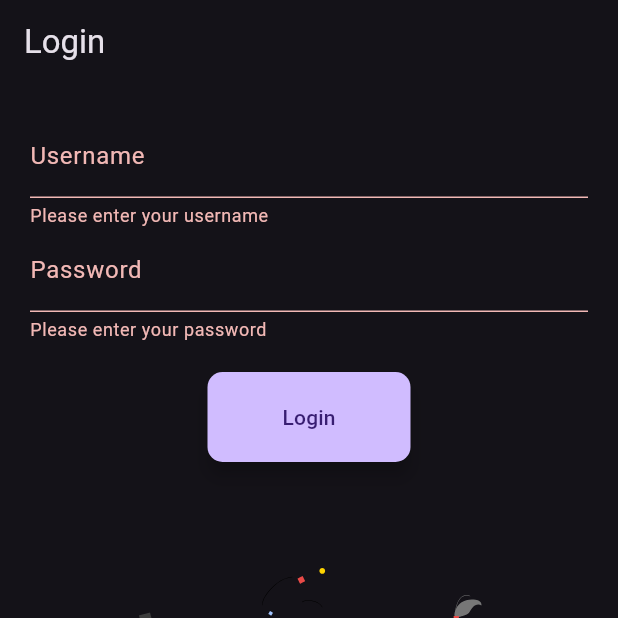
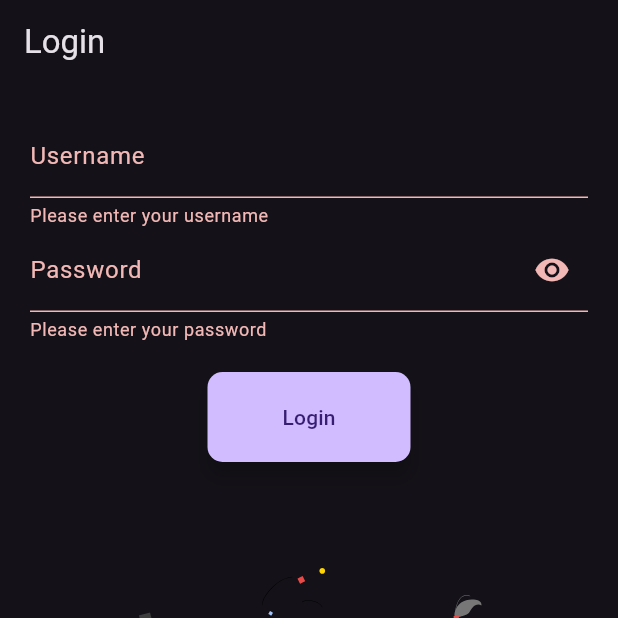
Before and after one commit to Vluurie/NextVertretung, a Flutter app: the screen it shows after launch, after a tap on "Login", on a phone screen of 412 x 824 dp, the top half of it. Run offline on Flutter 3.47's test engine with Material 3 defaults, Android fonts, the light colour scheme and no system bars; our stand-ins replace connectivity, equatable, flutter_bloc, flutter_dotenv, flutter_local_notifications, flutter_secure_storage and 3 more; missing offline and left inert: app_settings, workmanager; accounts and stored records are empty; network calls fail; statements that could not run were skipped.

Commit message:
added requested feature: add Password verification button eye

```diff
--- /dev/null
+++ b/lib/ui/pages/child_ui/password_field.dart
@@ -0,0 +1,44 @@
+import 'package:flutter/material.dart';
+
+class PasswordField extends StatefulWidget {
+  final TextEditingController controller;
+
+  const PasswordField({super.key, required this.controller});
+
+  @override
+  PasswordFieldState createState() => PasswordFieldState();
+}
+
+class PasswordFieldState extends State<PasswordField> {
+  bool _obscureText = true;
+
+  void _toggleVisibility(bool visible) {
+    setState(() {
+      _obscureText = !visible;
+    });
+  }
+
+  @override
+  Widget build(BuildContext context) {
+    return TextFormField(
+      controller: widget.controller,
+      obscureText: _obscureText,
+      decoration: InputDecoration(
+        labelText: 'Password',
+        suffixIcon: GestureDetector(
+          onLongPressStart: (_) => _toggleVisibility(true),
+          onLongPressEnd: (_) => _toggleVisibility(false),
+          child: Icon(
+            _obscureText ? Icons.visibility : Icons.visibility_off,
+          ),
+        ),
+      ),
+      validator: (value) {
+        if (value == null || value.isEmpty) {
+          return 'Please enter your password';
+        }
+        return null;
+      },
+    );
+  }
+}
--- a/lib/ui/pages/login_page.dart
+++ b/lib/ui/pages/login_page.dart
@@ -9,6 +9,7 @@ import 'package:next_cloud_plans/database/database.dart';
 import 'package:next_cloud_plans/model/substitution_plan.dart';
 import 'package:next_cloud_plans/repository/user_repository.dart';
 import 'package:next_cloud_plans/ui/pages/child_ui/custom_button.dart';
+import 'package:next_cloud_plans/ui/pages/child_ui/password_field.dart';
 import 'package:next_cloud_plans/ui/pages/hints/snackbar.dart';
 import 'package:next_cloud_plans/ui/pages/search_page.dart';
 import 'package:next_cloud_plans/ui/pages/substitution_plan_page.dart';
@@ -160,18 +161,7 @@ class LoginPageState extends State<LoginPage> {
                             return null;
                           },
                         ),
-                        TextFormField(
-                          controller: _passwordController,
-                          obscureText: true,
-                          decoration:
-                              const InputDecoration(labelText: 'Password'),
-                          validator: (value) {
-                            if (value == null || value.isEmpty) {
-                              return 'Please enter your password';
-                            }
-                            return null;
-                          },
-                        ),
+                        PasswordField(controller: _passwordController),
                         Padding(
                           padding: const EdgeInsets.only(top: 20.0),
                           child: CustomElevatedButton(
```
